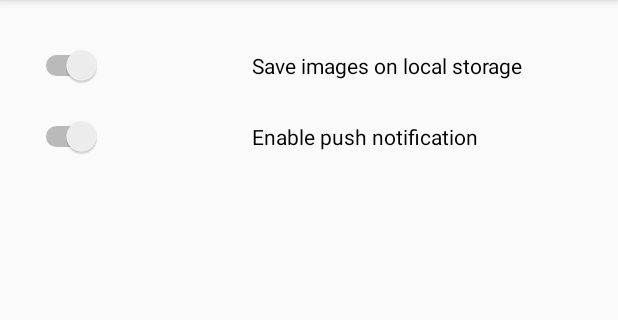
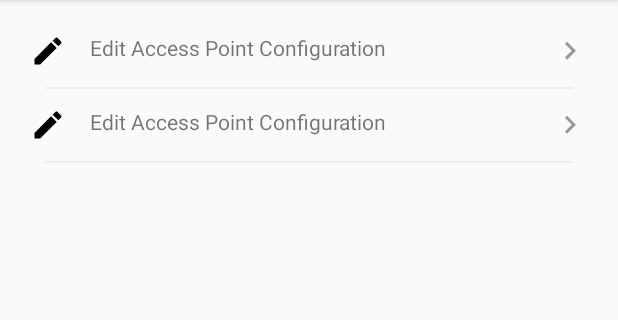
Before and after one commit to OmriHadad747/Park-Safely, an Android app: the SettingsActivity screen opened directly, with no data from a screen before it, on a phone screen of 412 x 824 dp, the part 84-404 px from its top. Run offline under Robolectric (Android 15) with nearby library versions, the phone set to English and light mode, and no system bars.

Commit message:
16.10 : 22:30

```diff
--- /dev/null
+++ b/app/src/main/res/drawable/ic_edit_black_24dp.xml
@@ -0,0 +1,9 @@
+<vector xmlns:android="http://schemas.android.com/apk/res/android"
+        android:width="24dp"
+        android:height="24dp"
+        android:viewportWidth="24.0"
+        android:viewportHeight="24.0">
+    <path
+        android:fillColor="#FF000000"
+        android:pathData="M3,17.25V21h3.75L17.81,9.94l-3.75,-3.75L3,17.25zM20.71,7.04c0.39,-0.39 0.39,-1.02 0,-1.41l-2.34,-2.34c-0.39,-0.39 -1.02,-0.39 -1.41,0l-1.83,1.83 3.75,3.75 1.83,-1.83z"/>
+</vector>
--- /dev/null
+++ b/app/src/main/res/drawable/ic_keyboard_arrow_right_black_24dp.xml
@@ -0,0 +1,5 @@
+<vector android:height="24dp" android:tint="#999999"
+    android:viewportHeight="24.0" android:viewportWidth="24.0"
+    android:width="24dp" xmlns:android="http://schemas.android.com/apk/res/android">
+    <path android:fillColor="#FF000000" android:pathData="M8.59,16.34l4.58,-4.59 -4.58,-4.59L10,5.75l6,6 -6,6z"/>
+</vector>
--- a/app/src/main/res/layout/activity_settings.xml
+++ b/app/src/main/res/layout/activity_settings.xml
@@ -1,5 +1,5 @@
 <?xml version="1.0" encoding="utf-8"?>
-<LinearLayout xmlns:android="http://schemas.android.com/apk/res/android"
+<ScrollView xmlns:android="http://schemas.android.com/apk/res/android"
     xmlns:app="http://schemas.android.com/apk/res-auto"
     xmlns:tools="http://schemas.android.com/tools"
     android:layout_width="match_parent"
@@ -20,37 +20,79 @@
             android:gravity="top">
 
             <LinearLayout
-                android:layout_width="wrap_content"
+                android:layout_width="match_parent"
                 android:layout_height="wrap_content"
+                android:paddingVertical="2dp"
                 android:orientation="horizontal"
-                android:paddingVertical="10dp">
 
-
-                <Switch
+                >
+                <RelativeLayout
+                    android:id="@+id/relativeLayout1"
                     android:layout_width="wrap_content"
                     android:layout_height="wrap_content"
-                    android:layoutDirection="rtl"
-                    android:text="Save images on local storage"
-                    android:switchPadding="100dp"
-                    />
-            </LinearLayout>
-            <LinearLayout
-                android:layout_width="wrap_content"
-                android:layout_height="wrap_content"
-                android:orientation="horizontal"
-                android:paddingVertical="10dp">
-
-
-                <Switch
+                    >
+                <ImageView
                     android:layout_width="wrap_content"
                     android:layout_height="wrap_content"
-                    android:layoutDirection="rtl"
-                    android:text="Enable push notification"
-                    android:switchPadding="100dp"
+                    android:src="@drawable/ic_edit_black_24dp"
                     />
+                <TextView
+                    android:layout_width="wrap_content"
+                    android:layout_height="wrap_content"
+                    android:text="Edit Access Point Configuration"
+                    android:paddingLeft="40dp"
+                    />
+                <ImageView
+                    android:layout_width="wrap_content"
+                    android:layout_height="wrap_content"
+                    android:src="@drawable/ic_keyboard_arrow_right_black_24dp"
+                    android:layout_alignParentRight="true"
+                    />
+                </RelativeLayout>
             </LinearLayout>
+            <View
+                android:layout_width="wrap_content"
+                android:layout_height="1dp"
+                android:layout_margin="10dp"
+                android:background="@color/lightgray" />
+            <LinearLayout
+                android:layout_width="match_parent"
+                android:layout_height="wrap_content"
+                android:paddingVertical="2dp"
+                android:orientation="horizontal"
+
+                >
+                <RelativeLayout
+                    android:id="@+id/relativeLayout1"
+                    android:layout_width="wrap_content"
+                    android:layout_height="wrap_content"
+                    >
+                    <ImageView
+                        android:layout_width="wrap_content"
+                        android:layout_height="wrap_content"
+                        android:src="@drawable/ic_edit_black_24dp"
+                        />
+                    <TextView
+                        android:layout_width="wrap_content"
+                        android:layout_height="wrap_content"
+                        android:text="Edit Access Point Configuration"
+                        android:paddingLeft="40dp"
+                        />
+                    <ImageView
+                        android:layout_width="wrap_content"
+                        android:layout_height="wrap_content"
+                        android:src="@drawable/ic_keyboard_arrow_right_black_24dp"
+                        android:layout_alignParentRight="true"
+                        />
+                </RelativeLayout>
+            </LinearLayout>
+            <View
+                android:layout_width="wrap_content"
+                android:layout_height="1dp"
+                android:layout_margin="10dp"
+                android:background="@color/lightgray" />
         </LinearLayout>
 
     </LinearLayout>
 
-</LinearLayout>
+</ScrollView>
```
